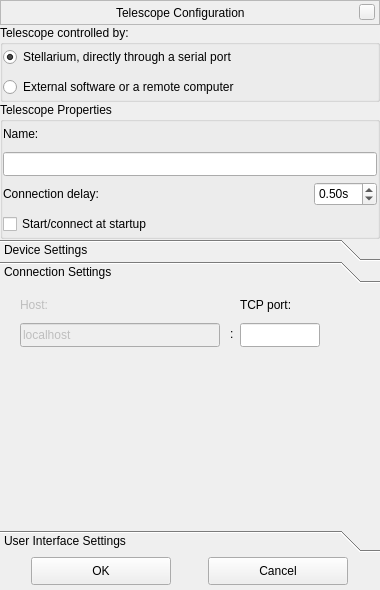
519984307/stellarium_src, file plugins/TelescopeControl/src/gui/telescopeConfigurationDialog.ui: the form before one commit.
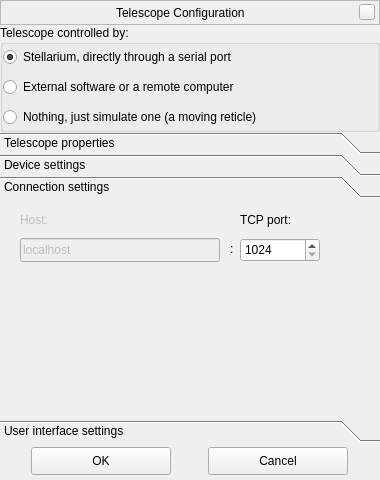
The form after the commit. The open tabs and pages were chosen to show the change. Custom widgets are drawn as their Qt base class.

Commit message: Telescope Control: version 0.2.1

```diff
--- a/plugins/TelescopeControl/src/gui/telescopeConfigurationDialog.ui
+++ b/plugins/TelescopeControl/src/gui/telescopeConfigurationDialog.ui
@@ -10,7 +10,7 @@
     <x>0</x>
     <y>0</y>
     <width>380</width>
-    <height>590</height>
+    <height>480</height>
    </rect>
   </property>
   <property name="sizePolicy">
@@ -22,13 +22,7 @@
   <property name="minimumSize">
    <size>
     <width>380</width>
-    <height>590</height>
-   </size>
-  </property>
-  <property name="maximumSize">
-   <size>
-    <width>380</width>
-    <height>590</height>
+    <height>480</height>
    </size>
   </property>
   <property name="windowTitle">
@@ -203,25 +197,57 @@
         </property>
        </widget>
       </item>
+      <item>
+       <widget class="QRadioButton" name="radioButtonTelescopeVirtual">
+        <property name="sizePolicy">
+         <sizepolicy hsizetype="Expanding" vsizetype="Fixed">
+          <horstretch>0</horstretch>
+          <verstretch>0</verstretch>
+         </sizepolicy>
+        </property>
+        <property name="minimumSize">
+         <size>
+          <width>0</width>
+          <height>24</height>
+         </size>
+        </property>
+        <property name="text">
+         <string>Nothing, just simulate one (a moving reticle)</string>
+        </property>
+       </widget>
+      </item>
      </layout>
     </widget>
    </item>
    <item>
-    <widget class="QGroupBox" name="groupBoxTelescopeProperties">
+    <widget class="QToolBox" name="toolBoxSettings">
      <property name="sizePolicy">
-      <sizepolicy hsizetype="Expanding" vsizetype="Minimum">
+      <sizepolicy hsizetype="Expanding" vsizetype="Expanding">
        <horstretch>0</horstretch>
        <verstretch>0</verstretch>
       </sizepolicy>
      </property>
-     <property name="title">
-      <string>Telescope Properties</string>
+     <property name="currentIndex">
+      <number>0</number>
      </property>
-     <layout class="QVBoxLayout" name="verticalLayout_2">
-      <property name="spacing">
-       <number>6</number>
-      </property>
-      <property name="margin">
+     <property name="tabSpacing">
+      <number>0</number>
+     </property>
+     <widget class="QWidget" name="pageTelescopeProperties">
+      <attribute name="label">
+       <string>Telescope properties</string>
+      </attribute>
+      <layout class="QVBoxLayout" name="verticalLayout_4">
+       <property name="leftMargin">
+        <number>10</number>
+       </property>
+       <property name="topMargin">
+        <number>0</number>
+       </property>
+       <property name="rightMargin">
+        <number>10</number>
+       </property>
+       <property name="bottomMargin">
        <number>0</number>
       </property>
       <item>
@@ -263,7 +289,7 @@
        </widget>
       </item>
       <item>
-       <layout class="QHBoxLayout" name="horizontalLayout_2">
+        <layout class="QHBoxLayout" name="horizontalLayoutDelay">
         <item>
          <widget class="QLabel" name="labelConnectionDelay">
           <property name="sizePolicy">
@@ -339,23 +365,21 @@
         </property>
        </widget>
       </item>
-     </layout>
-    </widget>
-   </item>
-   <item>
-    <widget class="QToolBox" name="toolBoxSettings">
-     <property name="sizePolicy">
-      <sizepolicy hsizetype="Expanding" vsizetype="Expanding">
-       <horstretch>0</horstretch>
-       <verstretch>0</verstretch>
-      </sizepolicy>
-     </property>
-     <property name="currentIndex">
-      <number>0</number>
-     </property>
-     <property name="tabSpacing">
-      <number>0</number>
-     </property>
+       <item>
+        <spacer name="verticalSpacer">
+         <property name="orientation">
+          <enum>Qt::Vertical</enum>
+         </property>
+         <property name="sizeHint" stdset="0">
+          <size>
+           <width>20</width>
+           <height>40</height>
+          </size>
+         </property>
+        </spacer>
+       </item>
+      </layout>
+     </widget>
      <widget class="QWidget" name="pageDeviceSettings">
       <property name="geometry">
        <rect>
@@ -372,7 +396,7 @@
        </sizepolicy>
       </property>
       <attribute name="label">
-       <string>Device Settings</string>
+       <string>Device settings</string>
       </attribute>
       <layout class="QVBoxLayout" name="verticalLayout_3">
        <property name="spacing">
@@ -528,7 +552,7 @@
         <x>0</x>
         <y>0</y>
         <width>380</width>
-        <height>272</height>
+        <height>215</height>
        </rect>
       </property>
       <property name="sizePolicy">
@@ -538,21 +562,8 @@
        </sizepolicy>
       </property>
       <attribute name="label">
-       <string>Connection Settings</string>
+       <string>Connection settings</string>
       </attribute>
-      <widget class="QLineEdit" name="lineEditTCPPort">
-       <property name="enabled">
-        <bool>true</bool>
-       </property>
-       <property name="geometry">
-        <rect>
-         <x>240</x>
-         <y>40</y>
-         <width>80</width>
-         <height>24</height>
-        </rect>
-       </property>
-      </widget>
       <widget class="QLabel" name="labelTCPPort">
        <property name="enabled">
         <bool>true</bool>
@@ -620,6 +631,28 @@
         <string notr="true">:</string>
        </property>
       </widget>
+      <widget class="QSpinBox" name="spinBoxTCPPort">
+       <property name="geometry">
+        <rect>
+         <x>240</x>
+         <y>40</y>
+         <width>80</width>
+         <height>24</height>
+        </rect>
+       </property>
+       <property name="sizePolicy">
+        <sizepolicy hsizetype="Preferred" vsizetype="Fixed">
+         <horstretch>0</horstretch>
+         <verstretch>0</verstretch>
+        </sizepolicy>
+       </property>
+       <property name="minimum">
+        <number>1024</number>
+       </property>
+       <property name="maximum">
+        <number>65535</number>
+       </property>
+      </widget>
      </widget>
      <widget class="QWidget" name="pageInterfaceSettings">
       <property name="geometry">
@@ -637,7 +670,7 @@
        </sizepolicy>
       </property>
       <attribute name="label">
-       <string>User Interface Settings</string>
+       <string>User interface settings</string>
       </attribute>
       <widget class="QLineEdit" name="lineEditCircleList">
        <property name="enabled">
```
Left out of the diff: 78 changed lines with no effect on the pictures. Lines whose indentation alone changed are shown as unchanged. The commit also changes 11 other files.
